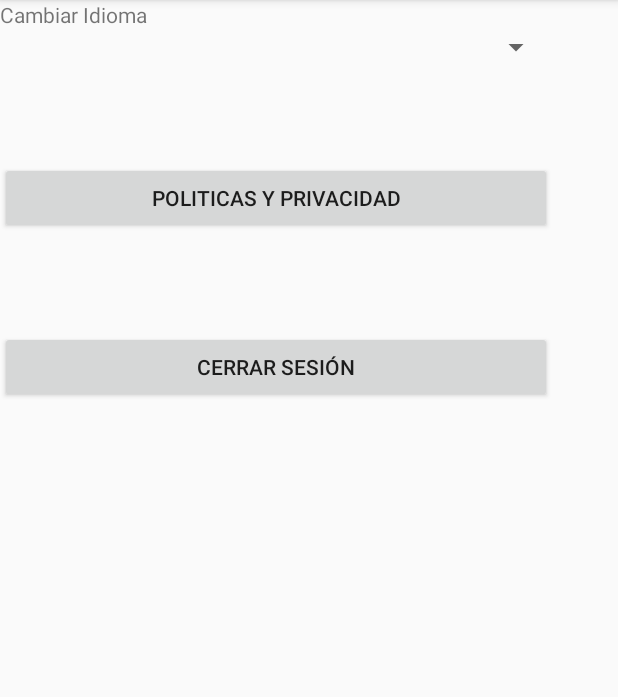
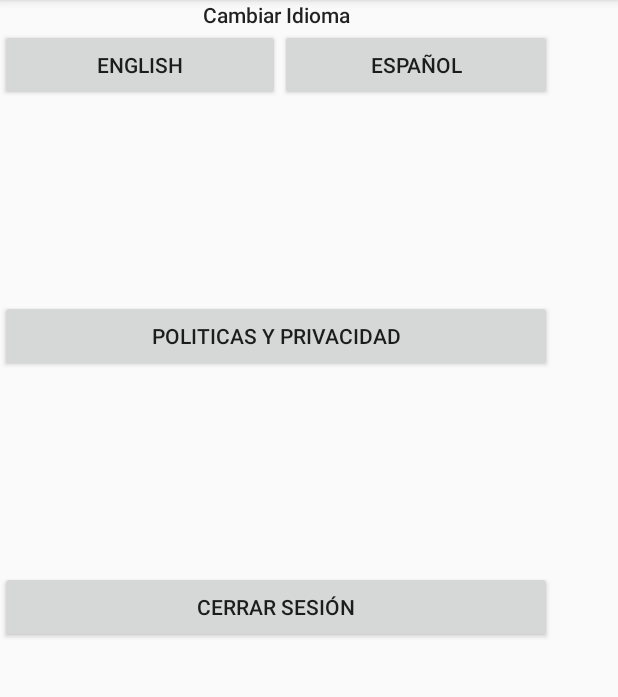
Before and after one commit to andreSaavedra/Combustible, an Android app: the Ajustes screen opened directly, with no data from a screen before it, on a phone screen of 412 x 824 dp, the part 84-781 px from its top. Run offline under Robolectric (Android 15) with nearby library versions, the phone set to English and light mode, and no system bars.

Commit message:
agregando funciones en Ajustes

```diff
--- a/app/src/main/java/com/example/intel/combustible/Ajustes.java
+++ b/app/src/main/java/com/example/intel/combustible/Ajustes.java
@@ -1,13 +1,102 @@
 package com.example.intel.combustible;
 
+import android.content.Intent;
+import android.content.res.Configuration;
 import android.support.v7.app.AppCompatActivity;
 import android.os.Bundle;
+import android.view.View;
+import android.widget.Button;
+import android.widget.TextView;
+
+import java.util.Locale;
 
 public class Ajustes extends AppCompatActivity {
+
+
+    //Botones nombres
+
+    private Button CambIdi1;
+    private Button CambIdi2;
+    private Button PYP;
+    private Button CS;
+
 
     @Override
     protected void onCreate(Bundle savedInstanceState) {
         super.onCreate(savedInstanceState);
         setContentView(R.layout.activity_ajustes);
+
+
+
+        //Botones con acciones
+
+        CS = (Button) findViewById(R.id.cerrarsesion);
+
+        CS.setOnClickListener(new View.OnClickListener() {
+            @Override
+            public void onClick(View view) {
+
+                launchActivity();
+            }
+        });
+
+        PYP = (Button) findViewById(R.id.politicas);
+
+        PYP.setOnClickListener(new View.OnClickListener() {
+            @Override
+            public void onClick(View view) {
+
+               //agregar mensaje
+            }
+        });
+
+
+        CambIdi1= (Button) findViewById(R.id.English);
+        CambIdi1.setOnClickListener(new View.OnClickListener() {
+            @Override
+            public void onClick(View view) {
+                    Locale localizacion = new Locale("en", "EN");
+                    Locale.setDefault(localizacion);
+                    Configuration config = new Configuration();
+                    config.locale = localizacion;
+                    getBaseContext().getResources().updateConfiguration(config, getBaseContext().getResources().getDisplayMetrics());
+
+                    RestarActivity();
+
+            }
+            });
+
+        CambIdi2= (Button) findViewById(R.id.Español);
+        CambIdi2.setOnClickListener(new View.OnClickListener() {
+            @Override
+            public void onClick(View view) {
+                Locale localizacion = new Locale("es", "ES");
+                Locale.setDefault(localizacion);
+                Configuration config = new Configuration();
+                config.locale = localizacion;
+                getBaseContext().getResources().updateConfiguration(config, getBaseContext().getResources().getDisplayMetrics());
+
+                RestarActivity();
+
+            }
+        });
+
+
     }
-}
+
+
+    //  funciones ;)
+    private void launchActivity() {
+
+        Intent intent = new Intent(this, MainActivity.class);
+        startActivity(intent);
+    }
+     private void RestarActivity(){
+         Intent refrescar = new Intent(this, Ajustes.class);
+         startActivity(refrescar);
+         finish();
+
+     }
+
+
+    }
--- a/app/src/main/res/layout/activity_ajustes.xml
+++ b/app/src/main/res/layout/activity_ajustes.xml
@@ -1,38 +1,48 @@
 <?xml version="1.0" encoding="utf-8"?>
-<android.support.constraint.ConstraintLayout xmlns:android="http://schemas.android.com/apk/res/android"
+    <TableLayout xmlns:android="http://schemas.android.com/apk/res/android"
         xmlns:app="http://schemas.android.com/apk/res-auto"
         xmlns:tools="http://schemas.android.com/tools"
-    android:layout_width="match_parent"
-    android:layout_height="match_parent"
-    tools:context="com.example.intel.combustible.Ajustes">
-
-    <TableLayout
         android:layout_width="368dp"
         android:layout_height="495dp"
         tools:layout_editor_absoluteY="8dp"
-        tools:layout_editor_absoluteX="8dp">
+        tools:layout_editor_absoluteX="8dp"
+        app:layout_behavior="@string/appbar_scrolling_view_behavior"
+        tools:context="com.example.intel.combustible.Ajustes"
+        android:layout_weight="1">
+
 
         <TableRow
             android:layout_width="match_parent"
-            android:layout_height="match_parent" >
+            android:layout_height="match_parent">
 
             <TextView
                 android:id="@+id/textView2"
                 android:layout_width="match_parent"
                 android:layout_height="wrap_content"
-                android:text="Cambiar Idioma" />
+                android:layout_weight="1"
+                android:text="@string/cambiaridioma"
+                android:textAlignment="center"
+                android:textAppearance="@style/TextAppearance.AppCompat.Body2" />
         </TableRow>
 
     <TableRow
+        android:layout_width="655dp"
+        android:layout_height="match_parent"
+        android:layout_weight="2">
+
+        <Button
+            android:id="@+id/English"
+            android:layout_width="0dp"
+            android:layout_height="wrap_content"
+            android:layout_weight="1"
+            android:text="@string/boton_de_idioma1" />
+
+        <Button
+            android:id="@+id/Español"
             android:layout_width="wrap_content"
             android:layout_height="wrap_content"
-            android:layout_weight="2">
-
-            <Spinner
-                android:id="@+id/idioma"
-                android:layout_width="match_parent"
-                android:layout_height="wrap_content"
-                android:layout_weight="1" />
+            android:layout_weight="0.5"
+            android:text="@string/boton_de_idioma2" />
     </TableRow>
 
     <TableRow
@@ -41,26 +51,25 @@
             android:layout_weight="2">
 
             <Button
-                android:id="@+id/button4"
+                android:id="@+id/politicas"
                 android:layout_width="0dp"
                 android:layout_height="wrap_content"
                 android:layout_weight="2"
-                android:text="Politicas y Privacidad" />
+                android:text="@string/politicas_y_privacidad" />
         </TableRow>
 
     <TableRow
         android:layout_width="match_parent"
         android:layout_height="match_parent"
-            android:layout_weight="7">
+        android:layout_weight="1">
 
         <Button
-                android:id="@+id/button5"
+            android:id="@+id/cerrarsesion"
             android:layout_width="0dp"
             android:layout_height="wrap_content"
             android:layout_weight="1"
-                android:text="Cerrar Sesión" />
+            android:text="@string/cerrar_sesion" />
 
     </TableRow>
 
 </TableLayout>
-</android.support.constraint.ConstraintLayout>
--- a/app/src/main/res/values/strings.xml
+++ b/app/src/main/res/values/strings.xml
@@ -41,23 +41,21 @@
         <item>Menor a Mayor</item>
     </string-array>
 
-
     <string name="Buscar">Buscar</string>
     <string name="cargando">Cargando…</string>
     <string name="ingresar_como_invitado">Ingresar como invitado</string>
     <string name="buscar">Buscar</string>
-    <string name="la_b_squeda_funciona_con_un_gps_con_un_rango_de_50_km">La Búsqueda funciona con un GPS con un rango de 50 km.</string>
-    <string name="agrega_otro_tipo_de_combustible">Agrega otro tipo de Combustible</string>
-    <string name="selecciona_empresa_gasolinera">Selecciona empresa Gasolinera</string>
-    <string name="selecciona_tipo_de_combustible">Selecciona tipo de Combustible</string>
-    <string name="selecciona_orden_de_precio">Selecciona orden de Precio</string>
+    <string name="Rango">La Búsqueda funciona con un GPS con un rango de 50 km.</string>
     <string name="start">start</string>
     <string name="stop">stop</string>
+    <string name="action_settings">Ajustes</string>
+    <string name="cambiaridioma">Cambiar Idioma</string>
+    <string name="boton_de_idioma1">English</string>
+    <string name="boton_de_idioma2">Español</string>
+    <string name="politicas_y_privacidad">Politicas y Privacidad</string>
+    <string name="cerrar_sesion">Cerrar Sesión</string>
 
-    <string-array name="idioma">
-        <item>Español</item>
-        <item>Inglés</item>
-    </string-array>
+
 
 
 
```
Also changed, not shown: app/src/main/java/com/example/intel/combustible/MainActivity.java (+8 -1 lines), app/src/main/java/com/example/intel/combustible/filtro.java (+14 -3 lines), app/src/main/res/layout/activity_filtro.xml (+14 -4 lines), app/src/main/res/layout/content_filtro.xml (+6 -6 lines). Lines whose indentation alone changed are shown as unchanged.
